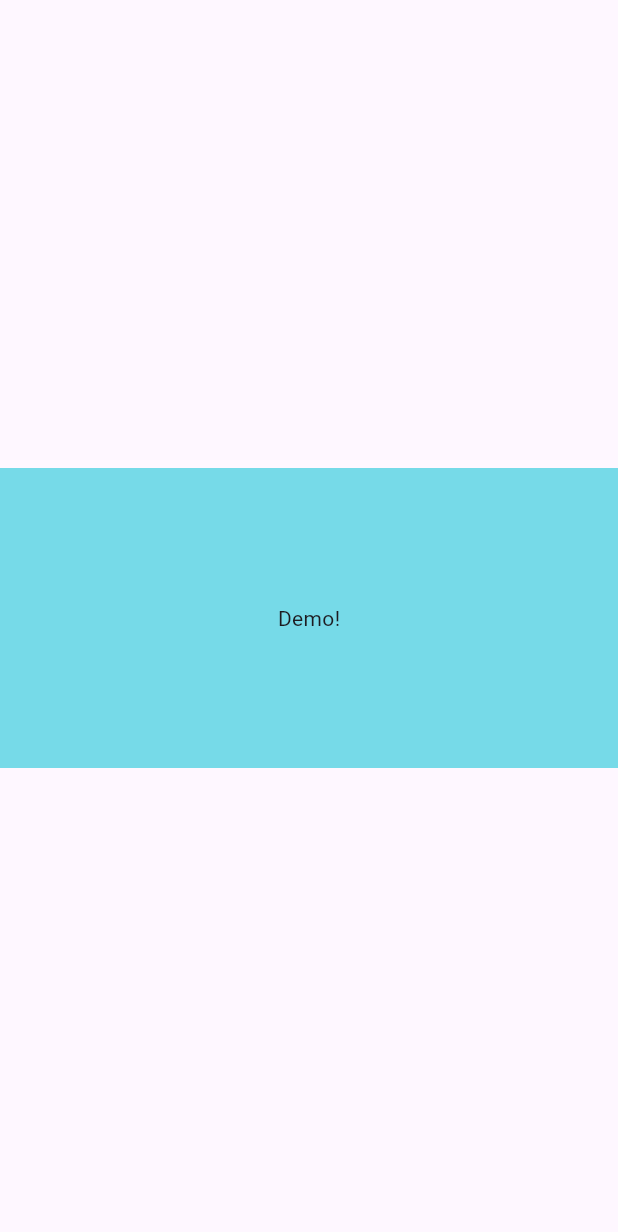
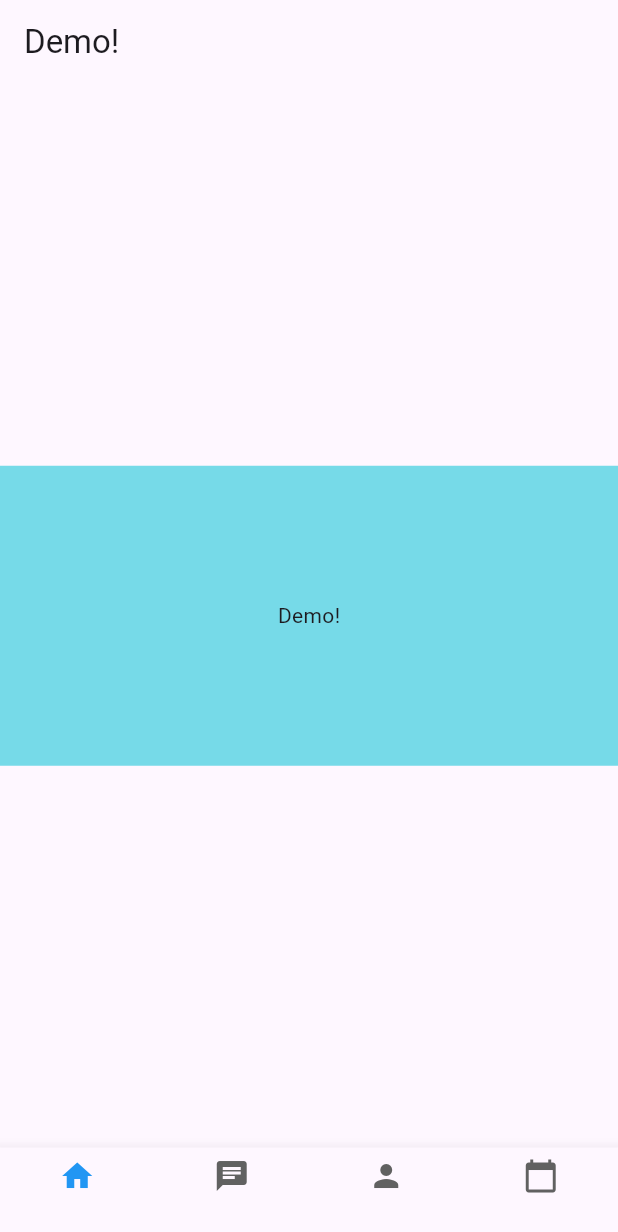
Before and after one commit to Sewjith/MedicalAppProject, a Flutter app: the screen it shows after launch, on a phone screen of 412 x 824 dp. Shown: the top 1232 px of the screen. Run offline on Flutter 3.47's test engine with Material 3 defaults, Android fonts, the phone set to English and light mode, and no system bars.

Commit message:
Navigation bar updated

```diff
--- a/lib/main.dart
+++ b/lib/main.dart
@@ -4,23 +4,59 @@ void main() {
   runApp(MyApp());
 }
 
-class MyApp extends StatelessWidget {
-  MyApp({super.key});
+class MyApp extends StatefulWidget {
+  @override
+  _MyAppState createState() => _MyAppState();
+}
+
+class _MyAppState extends State<MyApp> {
+  int _selectedIndex = 0; // To track the current selected index
+
+  void _onItemTapped(int index) {
+    setState(() {
+      _selectedIndex = index;
+    });
+  }
 
   @override
   Widget build(BuildContext context) {
     return MaterialApp(
       debugShowCheckedModeBanner: false,
       home: Scaffold(
+        appBar: AppBar(title: Text('Demo!')),
         body: Center(
           child: Container(
             height: 200,
             color: const Color.fromARGB(255, 118, 218, 232),
-            child: Center(child: Text("Demo!"),),
+            child: Center(child: Text("Demo!")),
           ),
+        ),
+        bottomNavigationBar: BottomNavigationBar(
+          currentIndex: _selectedIndex, // Current selected index
+          onTap: _onItemTapped, // Handle item tap
+          selectedItemColor: Colors.blue, // Change color when selected
+          unselectedItemColor: Colors.grey[700], // Change color when unselected
+          type: BottomNavigationBarType.fixed, // Fixed navigation bar, no animation
+          items: [
+            BottomNavigationBarItem(
+              icon: Icon(Icons.home),
+              label: "", // Empty label (icon only)
+            ),
+            BottomNavigationBarItem(
+              icon: Icon(Icons.chat),
+              label: "", // Empty label (icon only)
+            ),
+            BottomNavigationBarItem(
+              icon: Icon(Icons.person),
+              label: "", // Empty label (icon only)
+            ),
+            BottomNavigationBarItem(
+              icon: Icon(Icons.calendar_today),
+              label: "", // Empty label (icon only)
+            ),
+          ],
         ),
       ),
     );
-
   }
 }
```
Also changed, not shown: lib/Common/notifications.dart (deleted), lib/Doctor/dashboard.dart (deleted), lib/Patient/dashboard.dart (deleted), pubspec.lock.
